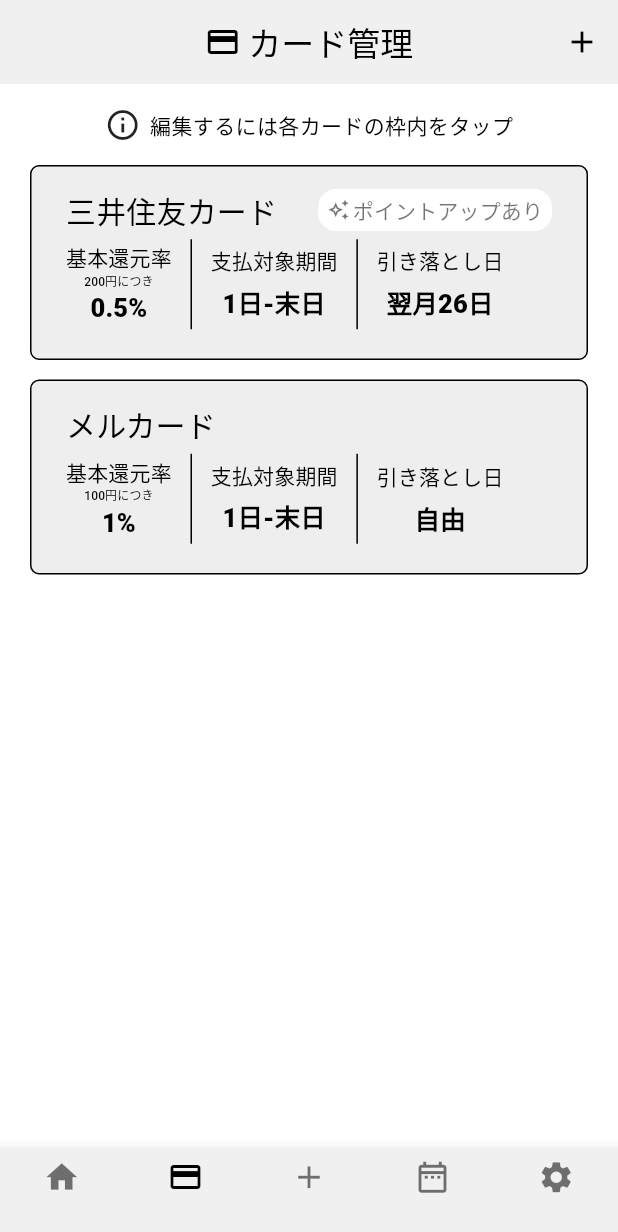
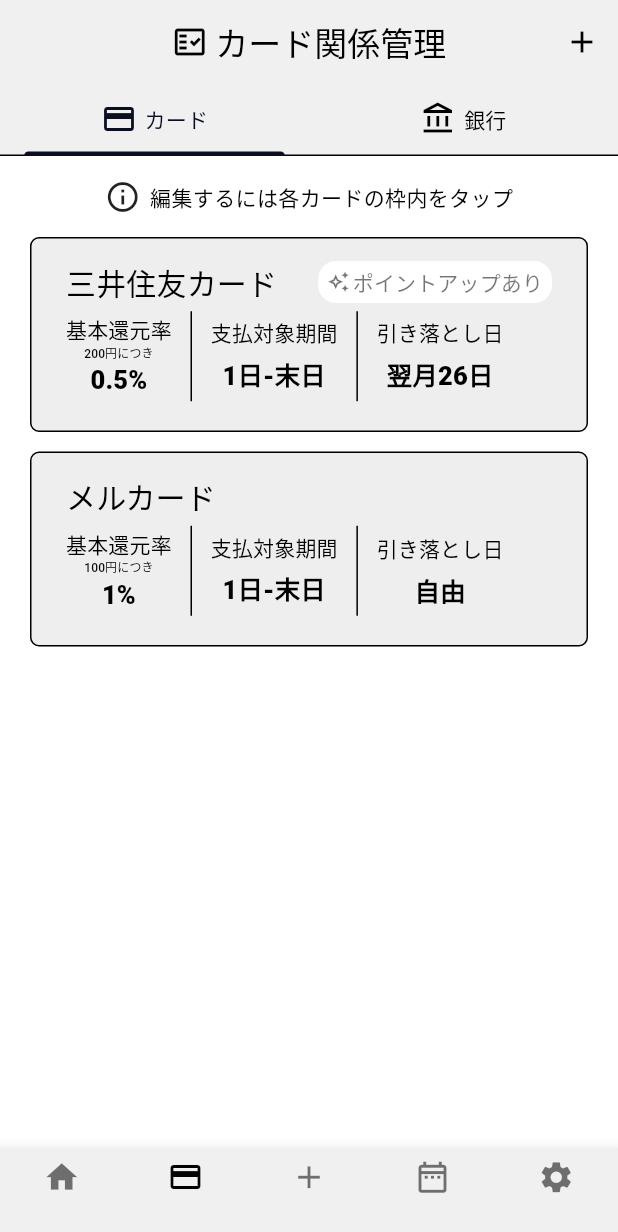
Before and after one commit to laughtaone/creeasy, a Flutter app: the screen it shows after launch, item 2 of the bottom bar chosen, on a phone screen of 412 x 824 dp. Shown: the top 1232 px of the screen. Run offline on Flutter 3.47's test engine with Material 3 defaults, Android fonts, the phone set to English and light mode, and no system bars; our stand-ins replace auto_size_text, flutter_datetime_picker_plus, font_awesome_flutter, settings_ui; Roboto replaces fonts that are missing (MPlus1p).

Commit message:
2024/09/04/Wed 01:25

```diff
--- a/lib/cart_manage/card_manage.dart
+++ b/lib/cart_manage/card_manage.dart
@@ -2,6 +2,8 @@
 import 'package:creeasy/main.dart';
 import 'package:creeasy/cart_manage/add_card/add_card_main.dart';
 import 'package:creeasy/cart_manage/card_manage_card-tile.dart';
+import 'package:creeasy/cart_manage/card_manage_bank-tile.dart';
+
 
 
 
@@ -13,7 +15,9 @@
 class _CardManagePageState extends State<CardManagePage> {
   @override
   Widget build(BuildContext context) {
-    return Scaffold(
+    return DefaultTabController(
+      length: 2,
+      child: Scaffold(
         appBar: AppBar(
           centerTitle: true,
           title: Row(
@@ -21,12 +25,12 @@
             mainAxisSize: MainAxisSize.min,
             children: [
               Icon(
-              Icons.credit_card,
+                Icons.fact_check_outlined,
                 color: Colors.black
               ),
               SizedBox(width: 5),
               Text(
-              'カード管理',
+                'カード関係管理',
               ),
             ],
           ),
@@ -42,28 +46,39 @@
               );
             },
           )],
-        backgroundColor:
-            Theme.of(context).appBarTheme.backgroundColor, // Themeから色を取得
+          backgroundColor: Theme.of(context).appBarTheme.backgroundColor, // Themeから色を取得
+          bottom: const TabBar(
+            tabs: [
+              Tab(
+                child: Row(
+                  mainAxisAlignment: MainAxisAlignment.center,
+                  children: [
+                    Icon(Icons.credit_card),
+                    SizedBox(width: 5),
+                    Text('カード'),
+                  ],
                 ),
-      body: Padding(
+              ),
+              Tab(
+                child: Row(
+                  mainAxisAlignment: MainAxisAlignment.center,
+                  children: [
+                    Icon(Icons.account_balance_outlined),
+                    SizedBox(width: 5),
+                    Text('銀行'),
+                  ],
+                ),
+              )
+            ]
+          ),
+        ),
+        body: TabBarView(
+          children: [
+            // ===================================== カード タブ =========================================
+            Padding(
               padding: const EdgeInsets.only(left: 20, right: 20, top: 10),
               child: ListView(
                 children: [
-            // ==================================== 編集方法の案内 ====================================
-            // Container(
-            //   padding: EdgeInsets.all(10),
-            //   decoration: BoxDecoration(
-            //     borderRadius: BorderRadius.circular(10),
-            //     color: Color(0xffeeeeee),
-            //   ),
-            //   child: Row(
-            //     children: [
-            //       Icon(Icons.info_outline),
-            //       SizedBox(width: 10),
-            //       Text('編集するには各カードの枠内をタップ', style: TextStyle(fontWeight: FontWeight.w400),)
-            //     ],
-            //   ),
-            // ),
                   Container(
                     margin: EdgeInsets.only(top: 5, bottom: 15),
                     child: Row(
@@ -75,11 +90,36 @@
                       ],
                     ),
                   ),
+                  CardManageCardTile(card_name: '三井住友カード', return_rate_unit: 200, return_rate: 0.5, target_range: '1日-末日', pay_date: '翌月26日', bool_pointup: true),
+                  CardManageCardTile(card_name: 'メルカード', return_rate_unit: 100, return_rate: 1, target_range: '1日-末日', pay_date: '自由', bool_pointup: false),
+                ]
+              ),
+            ),
             // =======================================================================================
 
-
-            CardManageCardTile(card_name: '三井住友カード', return_rate_unit: 200, return_rate: 0.5, target_range: '1日-末日', pay_date: '翌月26日', bool_pointup: true),
-            CardManageCardTile(card_name: 'メルカード', return_rate_unit: 100, return_rate: 1, target_range: '1日-末日', pay_date: '自由', bool_pointup: false),
+            // ===================================== 銀行 タブ =========================================
+            Padding(
+              padding: const EdgeInsets.only(left: 20, right: 20, top: 10),
+              child: ListView(
+                children: [
+                  Container(
+                    margin: EdgeInsets.only(top: 5, bottom: 15),
+                    child: Row(
+                      mainAxisAlignment: MainAxisAlignment.center,
+                      children: [
+                        Icon(Icons.info_outline),
+                        SizedBox(width: 6),
+                        Text('編集するには各銀行の枠内をタップ', style: TextStyle(fontWeight: FontWeight.w400),)
+                      ],
+                    ),
+                  ),
+                  CardManageBankTile(bank_name: 'みんなの銀行 - 専用ボックス'),
+                  CardManageBankTile(bank_name: '三井住友銀行',),
+                  CardManageBankTile(bank_name: '三菱UFJ銀行',),
+                ],
+              ),
+            )
+            // =======================================================================================
 
           ],
         ),
```
Also changed, not shown: lib/cart_manage/card_manage_bank-tile.dart (added, +64 -0 lines). Lines whose indentation alone changed are shown as unchanged.
